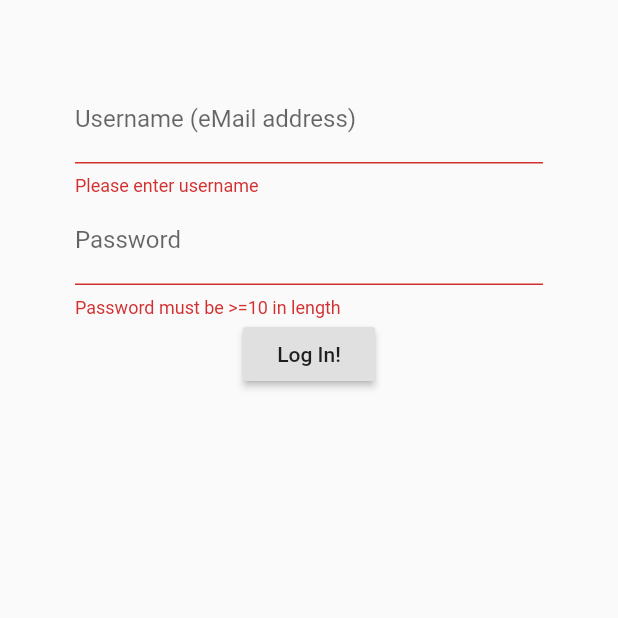
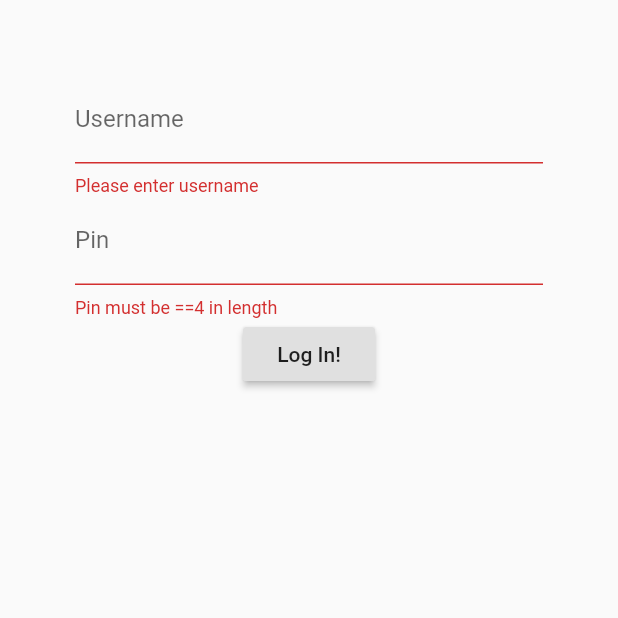
Before and after one commit to kmamamori/mobile-development-flutterApp, a Flutter app: the screen it shows after launch, after a tap on "Log In!", on a phone screen of 412 x 824 dp, the top half of it. Run offline on Flutter 3.47's test engine with Material 2 defaults, Android fonts, the phone set to English and light mode, and no system bars; statements that could not run were skipped.

Commit message:
Added login part of login

```diff
--- a/lib/main.dart
+++ b/lib/main.dart
@@ -3,6 +3,8 @@ import 'package:flutter_app/src/screens/account.dart';
 // import 'package:flutter_app/src/screens/home.dart';
 import 'package:flutter_app/src/screens/settings.dart';
 import 'package:flutter_app/src/screens/login.dart';
+import 'package:flutter_app/src/screens/answerQuiz.dart';
+import 'package:flutter_app/src/screens/createQuiz.dart';
 
 void main() {
   runApp(MaterialApp(
@@ -13,7 +15,8 @@ void main() {
       // define the routes
       SettingsScreen.routeName: (BuildContext context) => SettingsScreen(),
       AccountScreen.routeName: (BuildContext context) => AccountScreen(),
-
+      'answerQuiz': (context) => AnswerQuiz(),
+      'createQuiz': (context) => CreateQuiz(),
     },
   ));
 }
--- /dev/null
+++ b/lib/src/model/login.dart
@@ -0,0 +1,17 @@
+import 'package:http/http.dart' as http;
+
+void main() async {
+  var url = 'http://www.cs.utep.edu/cheon/cs4381/homework/quiz/post.php';
+  var body = '{"user": "<username>", "pin": "<pin>", "quiz": "quiz01" }';
+  var response = await http.post(url, body: body);
+  print(response.body);
+}
+
+Future<bool> login(username, pin) async {
+  // http.post('http://www.cs.utep.edu/cheon/cs4381/homework/quiz/post.php')
+  var response = await http.post(
+      'http://www.cs.utep.edu/cheon/cs4381/homework/quiz/post.php',
+      body: '{"user": "kmamamori", "pin": "8704", "quiz":"quiz01"}');
+  // if(response.body)
+  return true;
+}
--- a/lib/src/screens/login.dart
+++ b/lib/src/screens/login.dart
@@ -1,30 +1,35 @@
 import "package:flutter/material.dart";
+
+import "package:flutter_app/src/model/login.dart";
+
 void main() => runApp(MyApp());
+
 class MyApp extends StatefulWidget {
-  MyApp({Key key}) : super(key : key);
+  MyApp({Key key}) : super(key: key);
   @override
   _MyApp createState() => _MyApp();
 }
+
 class LoginData {
   String username = "";
-  String password = "";
+  String pin = "";
 }
+
 class _MyApp extends State {
   LoginData _loginData = new LoginData();
   GlobalKey<FormState> _formKey = new GlobalKey<FormState>();
   @override
   Widget build(BuildContext inContext) {
-    return MaterialApp(home : Scaffold(
-      body : Container(
-        padding : EdgeInsets.all(50.0),
-        child : Form(
-          key : this._formKey,
-          child : Column(
-            children : [
+    return MaterialApp(
+        home: Scaffold(
+            body: Container(
+                padding: EdgeInsets.all(50.0),
+                child: Form(
+                    key: this._formKey,
+                    child: Column(children: [
                       TextFormField(
-                keyboardType :
-                  TextInputType.emailAddress,
-                validator : (String inValue) {
+                          keyboardType: TextInputType.emailAddress,
+                          validator: (String inValue) {
                             if (inValue.length == 0) {
                               return "Please enter username";
                             }
@@ -33,41 +38,37 @@ class _MyApp extends State {
                           onSaved: (String inValue) {
                             this._loginData.username = inValue;
                           },
-                decoration : InputDecoration(
-                  hintText : "none@none.com",
-                  labelText : "Username (eMail address)"
-                )
-              ),
+                          decoration: InputDecoration(
+                              hintText: "username", labelText: "Username")),
                       TextFormField(
-                obscureText : true,
-                validator : (String inValue) {
-                  if (inValue.length < 10) {
-                    return "Password must be >=10 in length";
+                          obscureText: true,
+                          keyboardType: TextInputType.number,
+                          validator: (String inValue) {
+                            if (inValue.length != 4) {
+                              return "Pin must be ==4 in length";
                             }
                             return null;
                           },
-                onSaved : (String inValue) {
-                  this._loginData.password = inValue;
+                          onSaved: (String inValue) {
+                            this._loginData.pin = inValue;
                           },
-                decoration : InputDecoration(
-                  hintText : "Password",
-                  labelText : "Password"
-                )
-              ),
+                          decoration: InputDecoration(
+                              hintText: "Pin", labelText: "Pin")),
                       RaisedButton(
-                child : Text("Log In!"),
-                onPressed : () {
+                          child: Text("Log In!"),
+                          onPressed: (){
                             if (_formKey.currentState.validate()) {
+                              if (login(_loginData.username, _loginData.pin) !=null) {
+                                Navigator.pushNamed(context, 'createQuiz');
+                              } else {
+                                print("Wrong Credentials");
+                                return false;
+                              }
                               _formKey.currentState.save();
-                    print("Username: ${_loginData.username}");
-                    print("Password: ${_loginData.password}");
+                            } else {
+                              return false;
+                            }
+                          })
+                    ])))));
   }
 }
-              )
-            ]
-          )
-        )
-      )
-    ));
-  }
-}
--- a/pubspec.yaml
+++ b/pubspec.yaml
@@ -14,9 +14,10 @@ description: A new Flutter project.
 version: 1.0.0+1
 
 environment:
-  sdk: ">=2.1.0 <3.0.0"
+  sdk: ">=2.2.0 <3.0.0"
 
 dependencies:
+  http: ^0.12.0
   flutter:
     sdk: flutter
 
```
Also changed, not shown: lib/src/screens/answerQuiz.dart (+9 -0 lines), lib/src/screens/createQuiz.dart (+17 -7 lines), pubspec.lock. Lines whose indentation alone changed are shown as unchanged.
